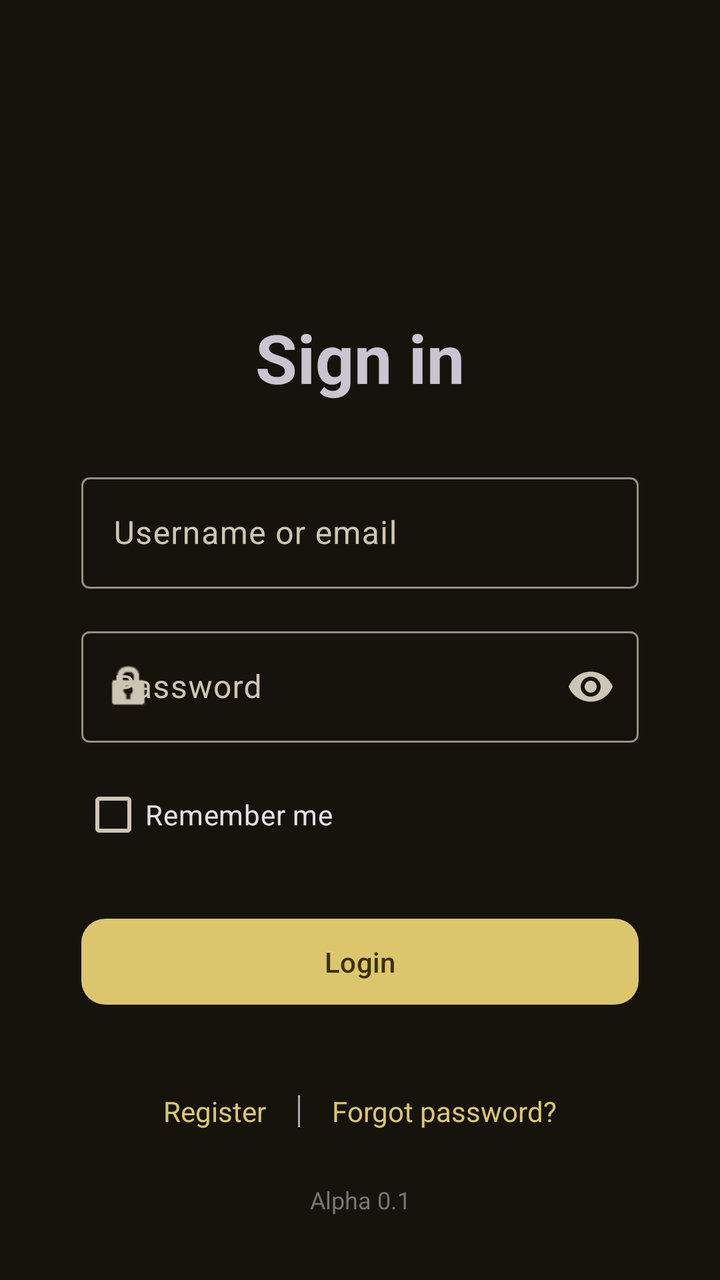
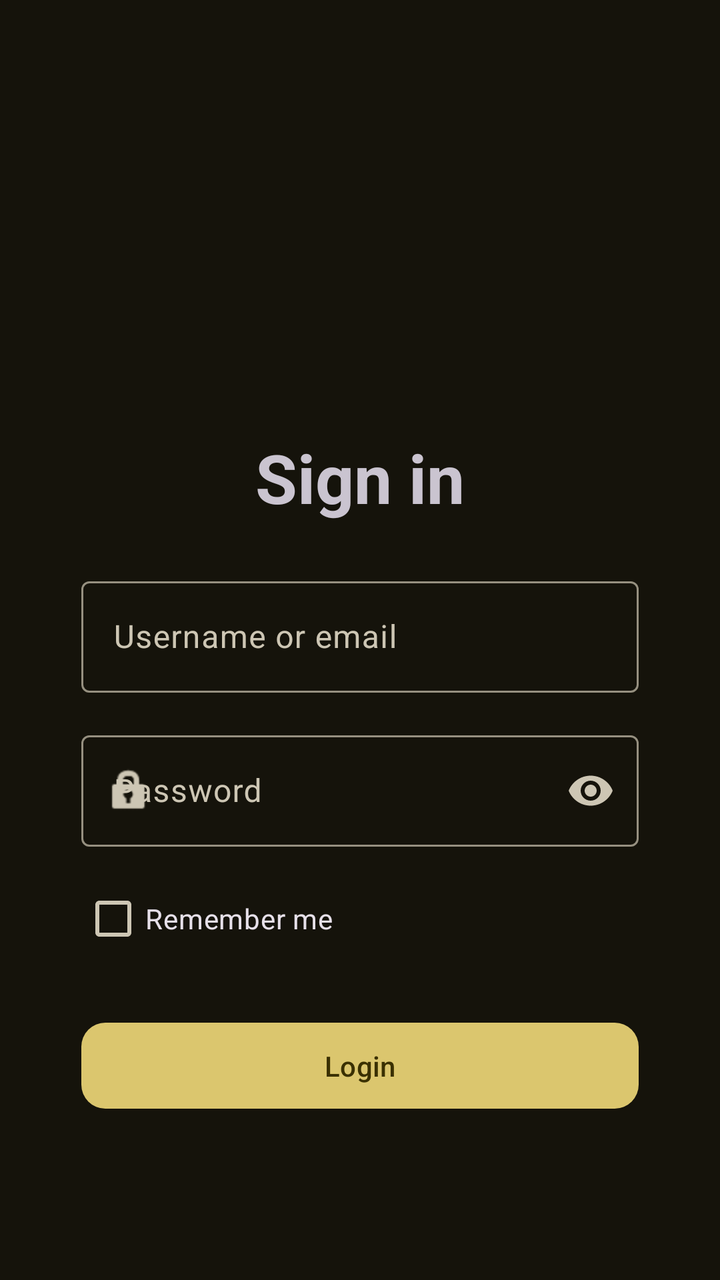

The first picture is an Android layout as it rendered before a commit; the second is the same layout after the commit. The layout source and the unified diff follow.
<!-- AndroidManifest.xml: application theme AppTheme -->
<!-- res/layout/activity_login.xml -->
<?xml version="1.0" encoding="utf-8"?>
<androidx.core.widget.NestedScrollView
    xmlns:android="http://schemas.android.com/apk/res/android"
    xmlns:app="http://schemas.android.com/apk/res-auto"
    xmlns:tools="http://schemas.android.com/tools"
    android:layout_width="match_parent"
    android:layout_height="match_parent"
    android:fillViewport="true"
    android:background="@color/md_theme_background">

    <androidx.constraintlayout.widget.ConstraintLayout
        android:id="@+id/login"
        android:layout_width="match_parent"
        android:layout_height="wrap_content"
        android:padding="16dp"
        tools:context=".LoginActivity">

        

        

        <TextView
            android:id="@+id/loginHeader"
            android:layout_width="wrap_content"
            android:layout_height="wrap_content"
            android:layout_marginTop="140dp"
            android:layout_marginBottom="24dp"
            android:text="@string/login_header"
            android:textSize="34sp"
            android:textStyle="bold"
            app:layout_constraintBottom_toTopOf="@+id/loginForm"
            app:layout_constraintEnd_toEndOf="parent"
            app:layout_constraintStart_toStartOf="parent"
            app:layout_constraintTop_toTopOf="parent" />

        <LinearLayout
            android:id="@+id/loginForm"
            android:layout_width="0dp"
            android:layout_height="wrap_content"
            android:layout_marginTop="32dp"
            android:orientation="vertical"
            app:layout_constraintEnd_toEndOf="parent"
            app:layout_constraintStart_toStartOf="parent"
            app:layout_constraintTop_toBottomOf="@+id/loginHeader"
            app:layout_constraintWidth_max="440dp"
            app:layout_constraintWidth_percent="0.85">

            
            
            <com.google.android.material.textfield.TextInputLayout
                android:id="@+id/loginInputLayout"
                style="@style/Widget.Material3.TextInputLayout.OutlinedBox"
                android:layout_width="match_parent"
                android:layout_height="wrap_content"
                app:endIconMode="clear_text">

                <com.google.android.material.textfield.TextInputEditText
                    android:id="@+id/loginPrompt"
                    android:layout_width="match_parent"
                    android:layout_height="wrap_content"
                    android:autofillHints="emailAddress"
                    android:hint="@string/login_prompt_hint"
                    android:inputType="textEmailAddress" />
            </com.google.android.material.textfield.TextInputLayout>

            
            
            <com.google.android.material.textfield.TextInputLayout
                android:id="@+id/passwordInputLayout"
                style="@style/Widget.Material3.TextInputLayout.OutlinedBox"
                android:layout_width="match_parent"
                android:layout_height="wrap_content"
                android:layout_marginTop="16dp"
                app:endIconMode="password_toggle"
                app:startIconDrawable="@android:drawable/ic_lock_idle_lock">

                <com.google.android.material.textfield.TextInputEditText
                    android:id="@+id/passwordPrompt"
                    android:layout_width="match_parent"
                    android:layout_height="wrap_content"
                    android:autofillHints="password"
                    android:hint="@string/pass_prompt_hint"
                    android:inputType="textPassword" />
            </com.google.android.material.textfield.TextInputLayout>

            
            <com.google.android.material.checkbox.MaterialCheckBox
                android:id="@+id/checkBoxRemember"
                android:layout_width="match_parent"
                android:layout_height="wrap_content"
                android:layout_marginTop="12dp"
                android:text="@string/login_checkbox_remember_me" />

            
            
            <com.google.android.material.button.MaterialButton
                android:id="@+id/buttonSubmit"
                style="@style/Widget.Material3.Button"
                android:layout_width="match_parent"
                android:layout_height="wrap_content"
                android:layout_marginTop="24dp"
                android:padding="12dp"
                android:text="@string/login_button_submit"
                app:cornerRadius="12dp" />

        </LinearLayout>

        <LinearLayout
            android:id="@+id/layoutLinks"
            android:layout_width="wrap_content"
            android:layout_height="wrap_content"
            android:layout_marginBottom="12dp"
            android:orientation="horizontal"
            app:layout_constraintBottom_toTopOf="@+id/appVersion"
            app:layout_constraintEnd_toEndOf="parent"
            app:layout_constraintStart_toStartOf="parent"
            app:layout_constraintVertical_bias="1.0">

            <TextView
                android:id="@+id/textViewSignUp"
                android:layout_width="wrap_content"
                android:layout_height="wrap_content"
                android:background="?attr/selectableItemBackground"
                android:clickable="true"
                android:focusable="true"
                android:gravity="center"
                android:minWidth="48dp"
                android:minHeight="48dp"
                android:padding="8dp"
                android:text="@string/login_button_link_register"
                android:textColor="?attr/colorPrimary"
                android:textSize="14sp" />

            <View
                android:layout_width="1dp"
                android:layout_height="16dp"
                android:layout_gravity="center_vertical"
                android:layout_marginHorizontal="8dp"
                android:background="@android:color/darker_gray" />

            <TextView
                android:id="@+id/textViewForgotPassword"
                android:layout_width="wrap_content"
                android:layout_height="wrap_content"
                android:background="?attr/selectableItemBackground"
                android:clickable="true"
                android:focusable="true"
                android:gravity="center"
                android:minWidth="48dp"
                android:minHeight="48dp"
                android:padding="8dp"
                android:text="@string/login_button_link_forgot_password"
                android:textColor="?attr/colorPrimary"
                android:textSize="14sp" />
        </LinearLayout>

        <TextView
            android:id="@+id/appVersion"
            android:layout_width="wrap_content"
            android:layout_height="wrap_content"
            android:layout_marginBottom="16dp"
            android:text="@string/app_version"
            android:textColor="#757575"
            android:textSize="12sp"
            app:layout_constraintBottom_toBottomOf="parent"
            app:layout_constraintEnd_toEndOf="parent"
            app:layout_constraintStart_toStartOf="parent" />

    </androidx.constraintlayout.widget.ConstraintLayout>
</androidx.core.widget.NestedScrollView>
<!-- resources referenced by this layout -->
<resources>
  <color name="md_theme_background">#15130B</color>
  <string name="app_version">Alpha 0.1</string>
  <string name="login_button_link_forgot_password">Forgot password?</string>
  <string name="login_button_link_register">Register</string>
  <string name="login_button_submit">Login</string>
  <string name="login_checkbox_remember_me">Remember me</string>
  <string name="login_header">Sign in</string>
  <string name="login_prompt_hint">Username or email</string>
  <string name="pass_prompt_hint">Password</string>
  <color name="md_theme_primary">#DBC66E</color>
  <color name="md_theme_onPrimary">#3A3000</color>
  <color name="md_theme_primaryContainer">#534600</color>
  <color name="md_theme_onPrimaryContainer">#F8E287</color>
  <color name="md_theme_secondary">#D1C6A1</color>
  <color name="md_theme_onSecondary">#363016</color>
  <color name="md_theme_secondaryContainer">#4E472A</color>
  <color name="md_theme_onSecondaryContainer">#EEE2BC</color>
  <color name="md_theme_tertiary">#E4C36C</color>
  <color name="md_theme_onTertiary">#3D2E00</color>
  <color name="md_theme_tertiaryContainer">#594400</color>
  <color name="md_theme_onTertiaryContainer">#FFDF91</color>
  <color name="md_theme_error">#FFB4AB</color>
  <color name="md_theme_onError">#690005</color>
  <color name="md_theme_errorContainer">#93000A</color>
  <color name="md_theme_onErrorContainer">#FFDAD6</color>
  <color name="md_theme_onBackground">#E8E2D4</color>
  <color name="md_theme_surface">#15130B</color>
  <color name="md_theme_onSurface">#E8E2D4</color>
  <color name="md_theme_surfaceVariant">#4B4739</color>
  <color name="md_theme_onSurfaceVariant">#CDC6B4</color>
  <color name="md_theme_outline">#969080</color>
  <color name="md_theme_outlineVariant">#4B4739</color>
  <color name="md_theme_inverseSurface">#E8E2D4</color>
  <color name="md_theme_inverseOnSurface">#333027</color>
  <color name="md_theme_inversePrimary">#6D5E0F</color>
  <color name="md_theme_primaryFixed">#F8E287</color>
  <color name="md_theme_onPrimaryFixed">#221B00</color>
  <color name="md_theme_primaryFixedDim">#DBC66E</color>
  <color name="md_theme_onPrimaryFixedVariant">#534600</color>
  <color name="md_theme_secondaryFixed">#EEE2BC</color>
  <color name="md_theme_onSecondaryFixed">#211B04</color>
  <color name="md_theme_secondaryFixedDim">#D1C6A1</color>
  <color name="md_theme_onSecondaryFixedVariant">#4E472A</color>
  <color name="md_theme_tertiaryFixed">#FFDF91</color>
  <color name="md_theme_onTertiaryFixed">#241A00</color>
  <color name="md_theme_tertiaryFixedDim">#E4C36C</color>
  <color name="md_theme_onTertiaryFixedVariant">#594400</color>
  <color name="md_theme_surfaceDim">#15130B</color>
  <color name="md_theme_surfaceBright">#3C3930</color>
  <color name="md_theme_surfaceContainerLowest">#100E07</color>
  <color name="md_theme_surfaceContainerLow">#1E1B13</color>
  <color name="md_theme_surfaceContainer">#222017</color>
  <color name="md_theme_surfaceContainerHigh">#2D2A21</color>
  <color name="md_theme_surfaceContainerHighest">#38352B</color>
  <!-- unchanged entries left out for length: 1 -->
</resources>

<!-- the commit's change to res/layout/activity_login.xml (unified diff, before → after) -->
@@ -13,35 +13,22 @@
         android:layout_width="match_parent"
         android:layout_height="wrap_content"
         android:padding="16dp"
-        tools:context=".LoginActivity">
+        tools:context=".login.LoginActivity">
 
         
 
         
 
-        <TextView
-            android:id="@+id/loginHeader"
-            android:layout_width="wrap_content"
-            android:layout_height="wrap_content"
-            android:layout_marginTop="140dp"
-            android:layout_marginBottom="24dp"
-            android:text="@string/login_header"
-            android:textSize="34sp"
-            android:textStyle="bold"
-            app:layout_constraintBottom_toTopOf="@+id/loginForm"
-            app:layout_constraintEnd_toEndOf="parent"
-            app:layout_constraintStart_toStartOf="parent"
-            app:layout_constraintTop_toTopOf="parent" />
-
         <LinearLayout
             android:id="@+id/loginForm"
             android:layout_width="0dp"
             android:layout_height="wrap_content"
-            android:layout_marginTop="32dp"
             android:orientation="vertical"
+            app:layout_constraintBottom_toTopOf="@+id/layoutLinks"
             app:layout_constraintEnd_toEndOf="parent"
             app:layout_constraintStart_toStartOf="parent"
             app:layout_constraintTop_toBottomOf="@+id/loginHeader"
+            app:layout_constraintVertical_bias="0.5"
             app:layout_constraintWidth_max="440dp"
             app:layout_constraintWidth_percent="0.85">
 
@@ -105,16 +92,32 @@
 
         </LinearLayout>
 
+        <TextView
+            android:id="@+id/loginHeader"
+            android:layout_width="wrap_content"
+            android:layout_height="wrap_content"
+            android:layout_marginTop="200dp"
+            android:layout_marginBottom="24dp"
+            android:text="@string/login_header"
+            android:textSize="34sp"
+            android:textStyle="bold"
+            app:layout_constraintBottom_toTopOf="@+id/loginForm"
+            app:layout_constraintEnd_toEndOf="parent"
+            app:layout_constraintHorizontal_bias="0.5"
+            app:layout_constraintStart_toStartOf="parent"
+            app:layout_constraintTop_toTopOf="parent" />
+
         <LinearLayout
             android:id="@+id/layoutLinks"
             android:layout_width="wrap_content"
             android:layout_height="wrap_content"
-            android:layout_marginBottom="12dp"
+            android:layout_marginTop="100dp"
             android:orientation="horizontal"
             app:layout_constraintBottom_toTopOf="@+id/appVersion"
             app:layout_constraintEnd_toEndOf="parent"
+            app:layout_constraintHorizontal_bias="0.5"
             app:layout_constraintStart_toStartOf="parent"
-            app:layout_constraintVertical_bias="1.0">
+            app:layout_constraintTop_toBottomOf="@+id/loginForm">
 
             <TextView
                 android:id="@+id/textViewSignUp"
@@ -158,13 +161,14 @@
             android:id="@+id/appVersion"
             android:layout_width="wrap_content"
             android:layout_height="wrap_content"
-            android:layout_marginBottom="16dp"
+            android:layout_marginBottom="100dp"
             android:text="@string/app_version"
             android:textColor="#757575"
             android:textSize="12sp"
             app:layout_constraintBottom_toBottomOf="parent"
             app:layout_constraintEnd_toEndOf="parent"
-            app:layout_constraintStart_toStartOf="parent" />
+            app:layout_constraintStart_toStartOf="parent"
+            app:layout_constraintTop_toBottomOf="@+id/layoutLinks" />
 
     </androidx.constraintlayout.widget.ConstraintLayout>
 </androidx.core.widget.NestedScrollView>
